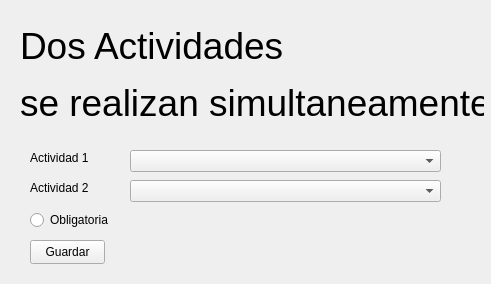
The window that Aplicacion/interfaces/Ui/startSameDay.ui (nestorgranado/URJC-TFG-Aplicacion-para-la-gestion-de-horarios-y-examenes-en-la-universidad) describes before a commit, drawn with Qt 5.
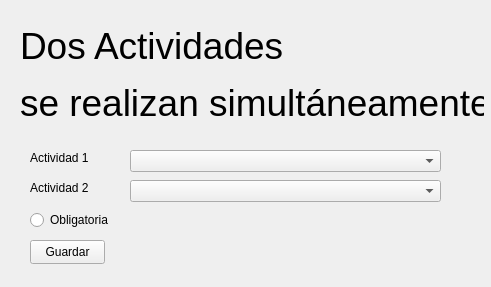
The same window after the commit.

Patch:
```diff
--- a/Aplicacion/interfaces/Ui/startSameDay.ui
+++ b/Aplicacion/interfaces/Ui/startSameDay.ui
@@ -7,7 +7,7 @@
     <x>0</x>
     <y>0</y>
     <width>491</width>
-    <height>284</height>
+    <height>287</height>
    </rect>
   </property>
   <property name="windowTitle">
@@ -102,7 +102,7 @@
        </font>
       </property>
       <property name="text">
-       <string>se realizan simultaneamente</string>
+       <string>se realizan simultáneamente</string>
       </property>
      </widget>
     </item>
```
